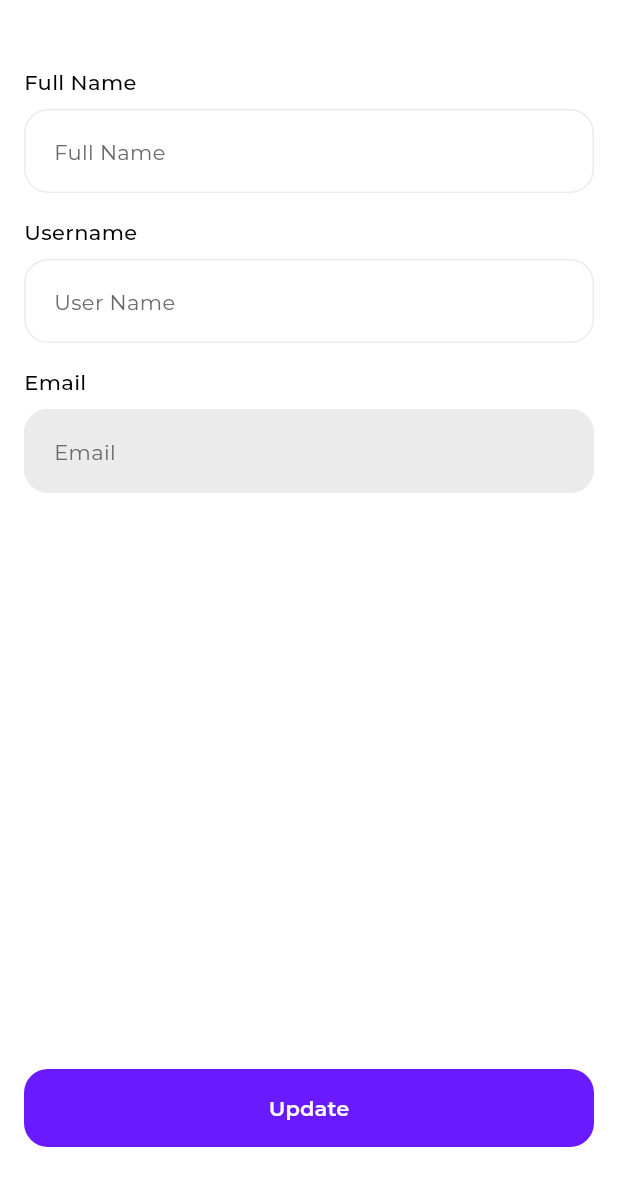
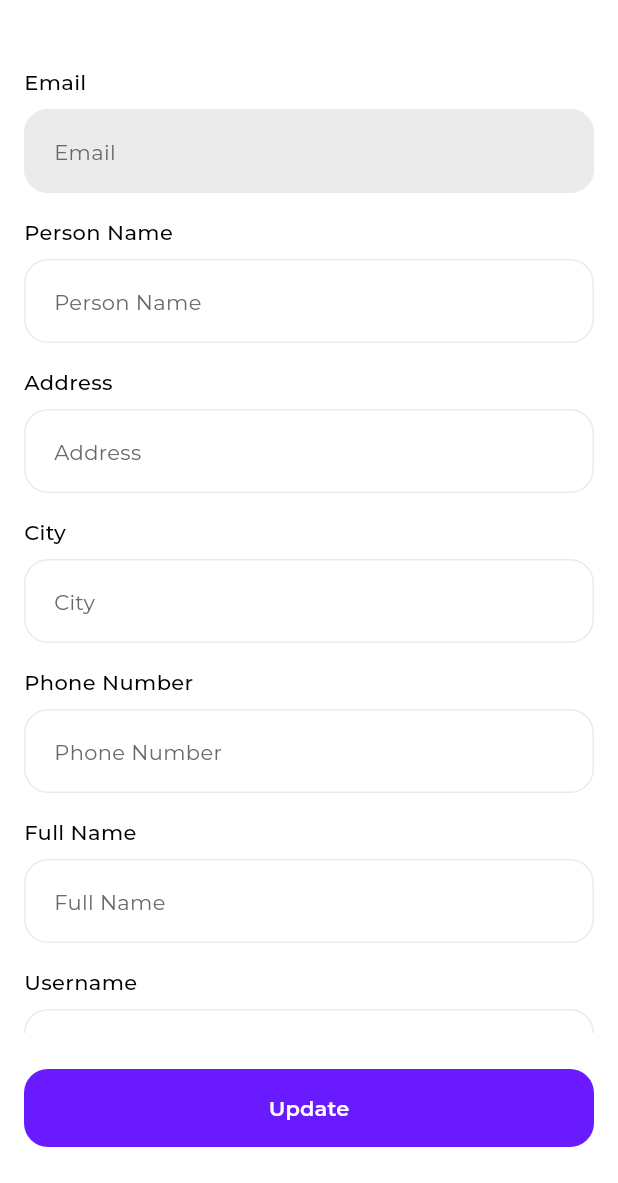
Before and after one commit to Manas1255/PlugdIn, a Flutter app: the VendorPersonalInfoScreen screen opened by its route, on a phone screen of 412 x 824 dp, the part 53-1236 px from its top. Run offline on Flutter 3.47's test engine with Material 3 defaults, Android fonts, the phone set to English and light mode, and no system bars; drawn by our look-alikes of toastification; our stand-ins replace bloc, cached_network_image, device_info_plus, device_preview, dio, equatable and 11 more; missing offline and left inert: stream_chat_flutter; accounts and stored records are empty; generated files the repository leaves out were written again.

```diff
--- a/lib/features/vendor/profile/presentation/views/personal_info_screen.dart
+++ b/lib/features/vendor/profile/presentation/views/personal_info_screen.dart
@@ -4,8 +4,8 @@ import 'package:go_router/go_router.dart';
 import 'package:plugdin/constants/app_colors.dart';
 import 'package:plugdin/constants/app_text_style.dart';
 import 'package:plugdin/core/field_validators.dart';
-import 'package:plugdin/features/customer/profile/presentation/cubit/cubit.dart';
-import 'package:plugdin/features/customer/profile/presentation/cubit/state.dart';
+import 'package:plugdin/features/vendor/profile/presentation/cubit/cubit.dart';
+import 'package:plugdin/features/vendor/profile/presentation/cubit/state.dart';
 import 'package:plugdin/utils/helpers/toast_helper.dart';
 import 'package:plugdin/utils/widgets/back_arrow.dart';
 import 'package:plugdin/utils/widgets/core_widgets/export.dart';
@@ -19,32 +19,48 @@ class VendorPersonalInfoScreen extends StatefulWidget {
 }
 
 class _VendorPersonalInfoScreenState extends State<VendorPersonalInfoScreen> {
-  late final TextEditingController _fullNameController;
+  late final TextEditingController _emailController;
+  late final TextEditingController _personNameController;
+  late final TextEditingController _addressController;
+  late final TextEditingController _cityController;
+  late final TextEditingController _phoneNumberController;
+  late final TextEditingController _companyNameController;
   late final TextEditingController _userNameController;
-  late final TextEditingController _emailController;
 
   @override
   void initState() {
     super.initState();
-    _fullNameController = TextEditingController();
+    _emailController = TextEditingController();
+    _personNameController = TextEditingController();
+    _addressController = TextEditingController();
+    _cityController = TextEditingController();
+    _phoneNumberController = TextEditingController();
+    _companyNameController = TextEditingController();
     _userNameController = TextEditingController();
-    _emailController = TextEditingController();
 
     final profileData = context
-        .read<CustomerProfileCubit>()
+        .read<VendorProfileCubit>()
         .state
         .profileInfo
         .data;
-    _fullNameController.text = profileData?.name ?? '';
+    _emailController.text = profileData?.email ?? '';
+    _personNameController.text = profileData?.personName ?? '';
+    _addressController.text = profileData?.address ?? '';
+    _cityController.text = profileData?.city ?? '';
+    _phoneNumberController.text = profileData?.phoneNumber ?? '';
+    _companyNameController.text = profileData?.companyName ?? '';
     _userNameController.text = profileData?.username ?? '';
-    _emailController.text = profileData?.email ?? '';
   }
 
   @override
   void dispose() {
-    _fullNameController.dispose();
+    _emailController.dispose();
+    _personNameController.dispose();
+    _addressController.dispose();
+    _cityController.dispose();
+    _phoneNumberController.dispose();
+    _companyNameController.dispose();
     _userNameController.dispose();
-    _emailController.dispose();
     super.dispose();
   }
 
@@ -62,7 +78,7 @@ class _VendorPersonalInfoScreenState extends State<VendorPersonalInfoScreen> {
           style: context.h3,
         ),
       ),
-      body: BlocBuilder<CustomerProfileCubit, CustomerProfileState>(
+      body: BlocBuilder<VendorProfileCubit, VendorProfileState>(
         builder: (context, state) {
           // if (state.profileInfo.isLoading) {
           //   return const LoadingWidget();
@@ -81,7 +97,7 @@ class _VendorPersonalInfoScreenState extends State<VendorPersonalInfoScreen> {
           //     text: 'No profile data found',
           //   );
           // }
-          return Padding(
+          return SingleChildScrollView(
             padding: const EdgeInsetsDirectional.symmetric(
               horizontal: 16,
               vertical: 24,
@@ -89,6 +105,87 @@ class _VendorPersonalInfoScreenState extends State<VendorPersonalInfoScreen> {
             child: Column(
               crossAxisAlignment: CrossAxisAlignment.start,
               children: [
+                Text(
+                  'Email',
+                  style: context.b2,
+                ),
+                const SizedBox(
+                  height: 8,
+                ),
+                PITextField(
+                  hintText: 'Email',
+                  controller: _emailController,
+                  readOnly: true,
+                  backgroundColor: AppColors.lightGreyColor,
+                ),
+                const SizedBox(
+                  height: 16,
+                ),
+
+                Text(
+                  'Person Name',
+                  style: context.b2,
+                ),
+                const SizedBox(
+                  height: 8,
+                ),
+                PITextField(
+                  hintText: 'Person Name',
+                  controller: _personNameController,
+                  validator: FieldValidators.nameValidator,
+                ),
+                const SizedBox(
+                  height: 16,
+                ),
+
+                Text(
+                  'Address',
+                  style: context.b2,
+                ),
+                const SizedBox(
+                  height: 8,
+                ),
+                PITextField(
+                  hintText: 'Address',
+                  controller: _addressController,
+                  validator: FieldValidators.locationValidator,
+                ),
+                const SizedBox(
+                  height: 16,
+                ),
+
+                Text(
+                  'City',
+                  style: context.b2,
+                ),
+                const SizedBox(
+                  height: 8,
+                ),
+                PITextField(
+                  hintText: 'City',
+                  controller: _cityController,
+                  validator: FieldValidators.locationValidator,
+                ),
+                const SizedBox(
+                  height: 16,
+                ),
+
+                Text(
+                  'Phone Number',
+                  style: context.b2,
+                ),
+                const SizedBox(
+                  height: 8,
+                ),
+                PITextField(
+                  hintText: 'Phone Number',
+                  controller: _phoneNumberController,
+                  validator: FieldValidators.phoneValidator,
+                ),
+                const SizedBox(
+                  height: 16,
+                ),
+
                 Text(
                   'Full Name',
                   style: context.b2,
@@ -98,7 +195,7 @@ class _VendorPersonalInfoScreenState extends State<VendorPersonalInfoScreen> {
                 ),
                 PITextField(
                   hintText: 'Full Name',
-                  controller: _fullNameController,
+                  controller: _companyNameController,
                   validator: FieldValidators.nameValidator,
                 ),
                 const SizedBox(
@@ -117,31 +214,13 @@ class _VendorPersonalInfoScreenState extends State<VendorPersonalInfoScreen> {
                   controller: _userNameController,
                   validator: FieldValidators.usernameValidator,
                 ),
-                const SizedBox(
-                  height: 16,
-                ),
-
-                Text(
-                  'Email',
-                  style: context.b2,
-                ),
-                const SizedBox(
-                  height: 8,
-                ),
-
-                PITextField(
-                  hintText: 'Email',
-                  controller: _emailController,
-                  readOnly: true,
-                  backgroundColor: AppColors.lightGreyColor,
-                ),
               ],
             ),
           );
         },
       ),
       bottomNavigationBar: SafeArea(
-        child: BlocConsumer<CustomerProfileCubit, CustomerProfileState>(
+        child: BlocConsumer<VendorProfileCubit, VendorProfileState>(
           listenWhen: (previous, current) =>
               previous.profileInfo != current.profileInfo,
           listener: (context, state) {
@@ -160,8 +239,8 @@ class _VendorPersonalInfoScreenState extends State<VendorPersonalInfoScreen> {
             return PIButton(
               text: 'Update',
               onPressed: () {
-                context.read<CustomerProfileCubit>().updateProfileInfo(
-                  name: _fullNameController.text.trim(),
+                context.read<VendorProfileCubit>().updateProfileInfo(
+                  name: _companyNameController.text.trim(),
                   username: _userNameController.text.trim(),
                 );
               },
--- a/lib/features/vendor/profile/presentation/views/profile_screen.dart
+++ b/lib/features/vendor/profile/presentation/views/profile_screen.dart
@@ -84,7 +84,7 @@ class VendorProfileScreen extends StatelessWidget {
                       title: 'Personal Information',
                       onTap: () {
                         context.pushNamed(
-                          AppRouteNames.customerPersonalInfoScreen,
+                          AppRouteNames.vendorPersonalInfoScreen,
                         );
                       },
                     ),
```
Also changed, not shown: lib/core/models/all_vendors_response_model.dart (added, +162 -0 lines).
